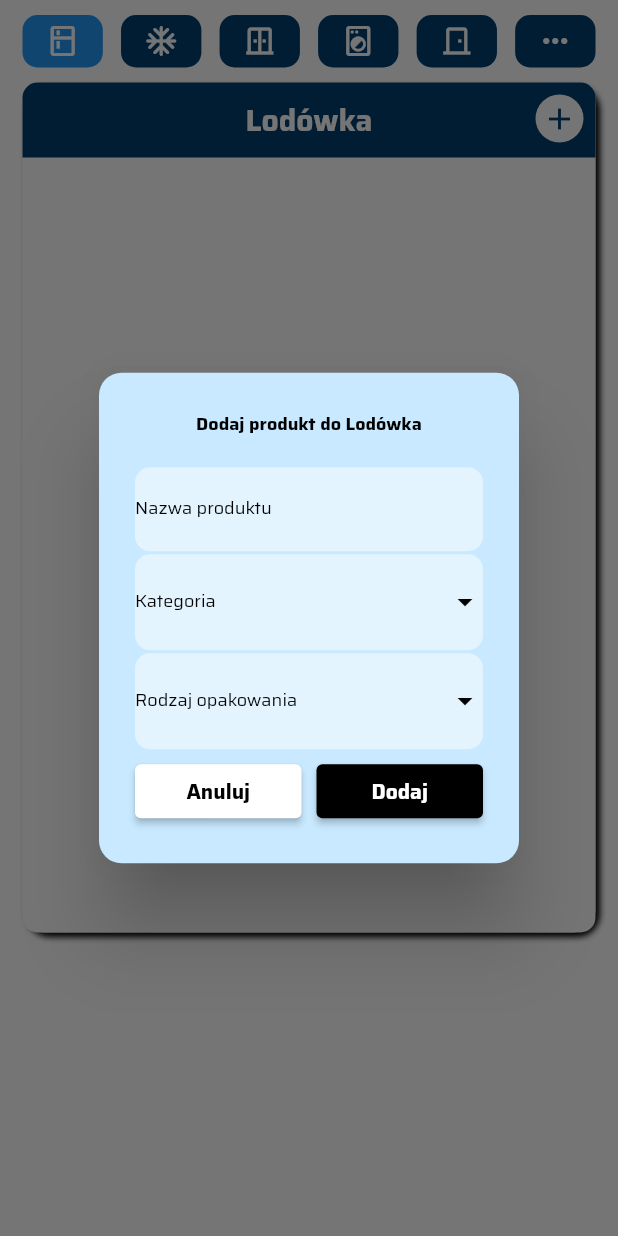
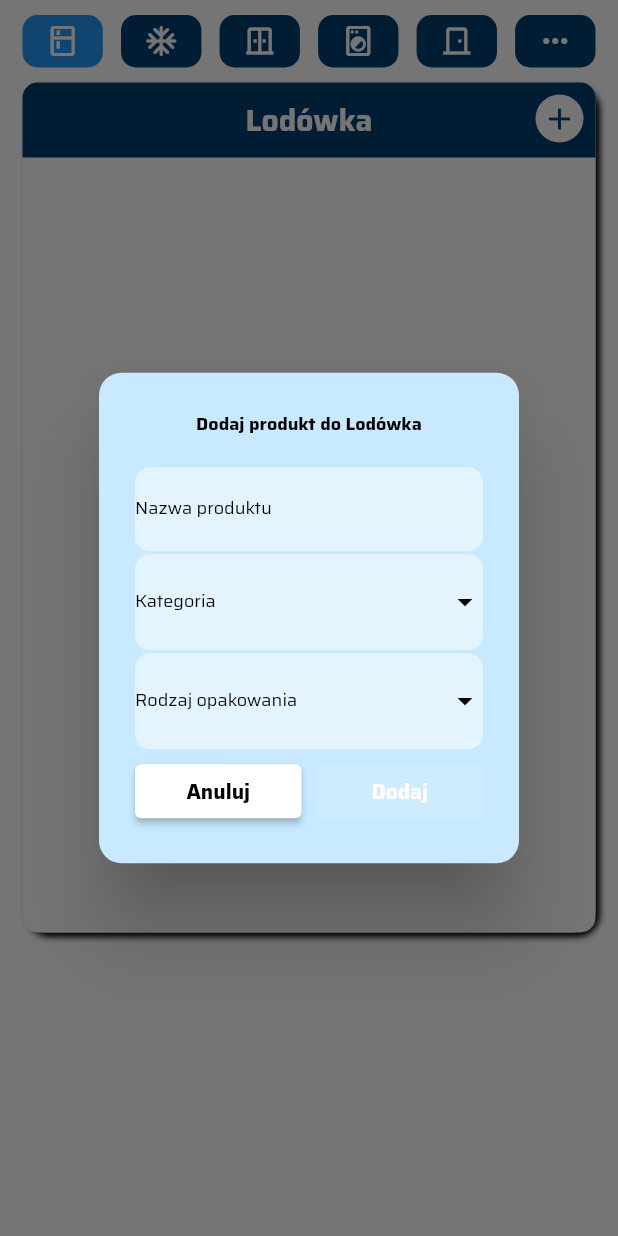
Before and after one commit to sebastiangirsza/ShopListApp, a Flutter app: the PurchasedProductsPage widget shown alone on an empty page, opened directly, after a tap on the "add" icon, on a phone screen of 412 x 824 dp. Run offline on Flutter 3.47's test engine with Material 2 defaults, Android fonts, the phone set to English and light mode, and no system bars; our stand-ins replace cloud_firestore, file_picker, firebase_auth, firebase_core, firebase_storage, flutter_bloc and 6 more; accounts and stored records are empty.

Commit message:
Edit details in all pages

```diff
--- a/lib/app/home/pages/recipes/pages/add_recipes/cubit/add_recipes_cubit.dart
+++ b/lib/app/home/pages/recipes/pages/add_recipes/cubit/add_recipes_cubit.dart
@@ -1,5 +1,6 @@
 import 'package:flutter/material.dart';
 import 'package:flutter_bloc/flutter_bloc.dart';
+import 'package:injectable/injectable.dart';
 
 import 'dart:io';
 import 'package:shoplistapp/app/repositories/recipes_repository.dart';
@@ -8,6 +9,7 @@ import 'package:shoplistapp/app/repositories/user_repository.dart';
 
 part 'add_recipes_state.dart';
 
+@injectable
 class AddRecipesCubit extends Cubit<AddRecipesState> {
   AddRecipesCubit(
     this._recipesRepository,
--- a/lib/app/home/pages/your_products/purchased_products/purchased_products.dart
+++ b/lib/app/home/pages/your_products/purchased_products/purchased_products.dart
@@ -36,16 +36,36 @@ class _PurchasedProductsPageState extends State<PurchasedProductsPage> {
           child: Row(
             mainAxisAlignment: MainAxisAlignment.spaceBetween,
             children: [
-              storageInkWell(0, 'Lodówka', const Icon(Icons.kitchen_outlined)),
               storageInkWell(
-                  1, 'Zamrażarka', const Icon(Icons.ac_unit_rounded)),
-              storageInkWell(2, 'Szafka kuchenna',
-                  const Icon(Icons.door_sliding_outlined)),
-              storageInkWell(3, 'Chemia',
-                  const Icon(Icons.local_laundry_service_outlined)),
+                0,
+                'Lodówka',
+                const Icon(Icons.kitchen_outlined),
+              ),
               storageInkWell(
-                  4, 'Spiżarnia', const Icon(Icons.door_front_door_outlined)),
-              storageInkWell(5, 'Inne', const Icon(Icons.more_horiz_outlined)),
+                1,
+                'Zamrażarka',
+                const Icon(Icons.ac_unit_rounded),
+              ),
+              storageInkWell(
+                2,
+                'Szafka kuchenna',
+                const Icon(Icons.door_sliding_outlined),
+              ),
+              storageInkWell(
+                3,
+                'Chemia',
+                const Icon(Icons.local_laundry_service_outlined),
+              ),
+              storageInkWell(
+                4,
+                'Spiżarnia',
+                const Icon(Icons.door_front_door_outlined),
+              ),
+              storageInkWell(
+                5,
+                'Inne',
+                const Icon(Icons.more_horiz_outlined),
+              ),
             ],
           ),
         ),
@@ -491,7 +511,11 @@ class AddPurchasedProductWidget extends StatelessWidget {
                                     return ElevatedButton(
                                         style: ElevatedButton.styleFrom(
                                             backgroundColor: Colors.black),
-                                        onPressed: () {
+                                        onPressed: productName == null ||
+                                                productGroup == null ||
+                                                productTypeName == null
+                                            ? null
+                                            : () {
                                                 List<String> listaProcura = [];
                                                 String temp = "";
                                                 for (var i = 0;
@@ -500,18 +524,23 @@ class AddPurchasedProductWidget extends StatelessWidget {
                                                   if (productName![i] == " ") {
                                                     temp = "";
                                                   } else {
-                                              temp = temp + productName![i];
-                                              listaProcura
-                                                  .add(temp.toLowerCase());
+                                                    temp =
+                                                        temp + productName![i];
+                                                    listaProcura.add(
+                                                        temp.toLowerCase());
                                                   }
                                                 }
-                                          final int count = productQuantity;
+                                                final int count =
+                                                    productQuantity;
                                                 final bool frozen =
-                                              (storageNames == 'Zamrażarka'
+                                                    (storageNames ==
+                                                            'Zamrażarka'
                                                         ? true
                                                         : false);
 
-                                          for (var i = 0; i < count; i++) {
+                                                for (var i = 0;
+                                                    i < count;
+                                                    i++) {
                                                   context
                                                       .read<YourProductsCubit>()
                                                       .addYourProduct(
@@ -525,12 +554,12 @@ class AddPurchasedProductWidget extends StatelessWidget {
                                                         quantityGram,
                                                         frozen,
                                                       );
+                                                }
                                                 setState(() {
                                                   productGroup = null;
                                                   productTypeName = null;
                                                   productQuantity = 1;
                                                 });
-                                          }
                                                 Navigator.of(context).pop();
                                               },
                                         child: Text(
```
Also changed, not shown: lib/app/home/pages/recipes/pages/add_recipes/add_recipes.dart (+11 -12 lines), lib/app/injection_container.config.dart. Lines whose indentation alone changed are shown as unchanged.
